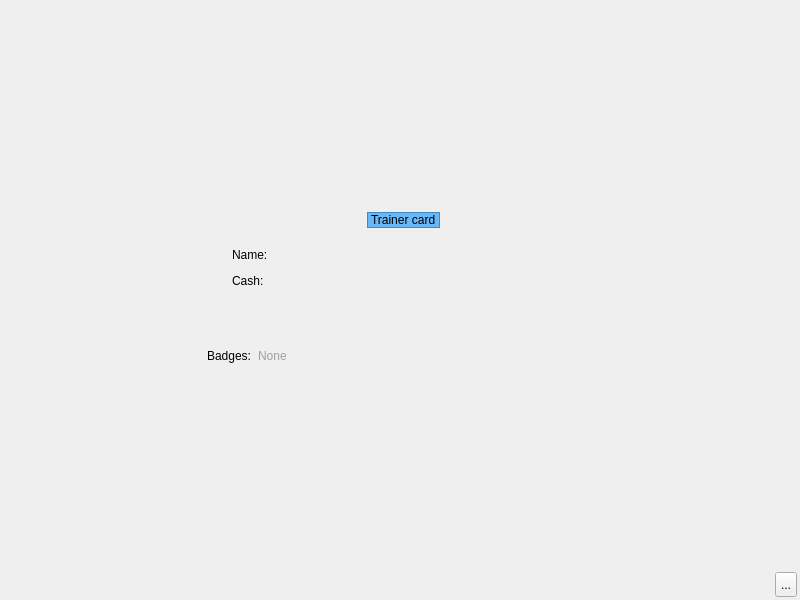
alphaonex86/CatchChallenger, file client/base/interface/BaseWindow.ui: the form before one commit.
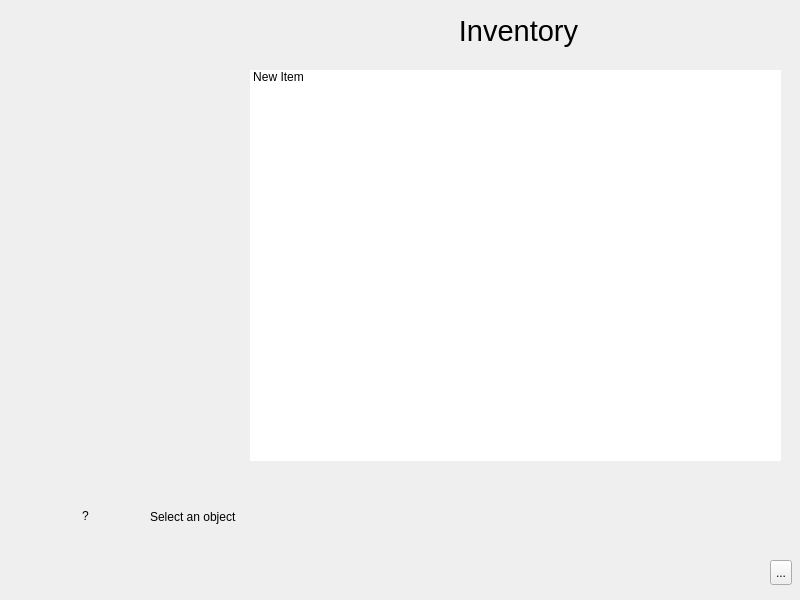
The form after the commit. Icons and pictures are not drawn.

Commit message: [Change] General update to start the inventory, more xml message and more login check (client,server,shared lib)

```diff
--- a/client/base/interface/BaseWindow.ui
+++ b/client/base/interface/BaseWindow.ui
@@ -50,7 +50,7 @@
         <string notr="true"/>
        </property>
        <property name="currentIndex">
-        <number>2</number>
+        <number>3</number>
        </property>
        <widget class="QWidget" name="page_2">
         <property name="styleSheet">
@@ -991,6 +991,176 @@
          </item>
         </layout>
        </widget>
+       <widget class="QWidget" name="page">
+        <property name="styleSheet">
+         <string notr="true">#page{background-image: url(:/images/inventory/background.png);}
+</string>
+        </property>
+        <layout class="QVBoxLayout" name="verticalLayout_3">
+         <property name="spacing">
+          <number>0</number>
+         </property>
+         <property name="margin">
+          <number>0</number>
+         </property>
+         <item>
+          <widget class="QFrame" name="inventory_layout">
+           <property name="styleSheet">
+            <string notr="true">#inventory_layout{background-image: url(:/images/inventory/interface.png);}</string>
+           </property>
+           <widget class="QLabel" name="label">
+            <property name="geometry">
+             <rect>
+              <x>50</x>
+              <y>480</y>
+              <width>71</width>
+              <height>71</height>
+             </rect>
+            </property>
+            <property name="text">
+             <string>?</string>
+            </property>
+            <property name="alignment">
+             <set>Qt::AlignCenter</set>
+            </property>
+           </widget>
+           <widget class="QLabel" name="label_8">
+            <property name="geometry">
+             <rect>
+              <x>340</x>
+              <y>5</y>
+              <width>357</width>
+              <height>51</height>
+             </rect>
+            </property>
+            <property name="font">
+             <font>
+              <pointsize>22</pointsize>
+             </font>
+            </property>
+            <property name="styleSheet">
+             <string notr="true">background-image: url(:/images/inventory/type.png);</string>
+            </property>
+            <property name="text">
+             <string>Inventory</string>
+            </property>
+            <property name="alignment">
+             <set>Qt::AlignCenter</set>
+            </property>
+           </widget>
+           <widget class="QLabel" name="label_9">
+            <property name="geometry">
+             <rect>
+              <x>40</x>
+              <y>150</y>
+              <width>140</width>
+              <height>190</height>
+             </rect>
+            </property>
+            <property name="pixmap">
+             <pixmap resource="../resources/resources.qrc">:/images/inventory/bag1.png</pixmap>
+            </property>
+           </widget>
+           <widget class="QLabel" name="label_10">
+            <property name="geometry">
+             <rect>
+              <x>150</x>
+              <y>510</y>
+              <width>641</width>
+              <height>71</height>
+             </rect>
+            </property>
+            <property name="text">
+             <string>Select an object</string>
+            </property>
+            <property name="alignment">
+             <set>Qt::AlignLeading|Qt::AlignLeft|Qt::AlignTop</set>
+            </property>
+           </widget>
+           <widget class="QListWidget" name="listWidget">
+            <property name="geometry">
+             <rect>
+              <x>250</x>
+              <y>70</y>
+              <width>531</width>
+              <height>391</height>
+             </rect>
+            </property>
+            <property name="styleSheet">
+             <string notr="true">background-image: url(:/images/empty.png);</string>
+            </property>
+            <property name="frameShape">
+             <enum>QFrame::NoFrame</enum>
+            </property>
+            <property name="iconSize">
+             <size>
+              <width>64</width>
+              <height>64</height>
+             </size>
+            </property>
+            <property name="viewMode">
+             <enum>QListView::IconMode</enum>
+            </property>
+            <item>
+             <property name="text">
+              <string/>
+             </property>
+             <property name="icon">
+              <iconset resource="../resources/resources.qrc">
+               <normaloff>:/images/pokecraft.png</normaloff>:/images/pokecraft.png</iconset>
+             </property>
+            </item>
+            <item>
+             <property name="text">
+              <string>New Item</string>
+             </property>
+             <property name="icon">
+              <iconset resource="../resources/resources.qrc">
+               <normaloff>:/images/pokecraft.png</normaloff>:/images/pokecraft.png</iconset>
+             </property>
+            </item>
+           </widget>
+           <widget class="QToolButton" name="toolButton_quit_interface_2">
+            <property name="geometry">
+             <rect>
+              <x>770</x>
+              <y>560</y>
+              <width>22</width>
+              <height>25</height>
+             </rect>
+            </property>
+            <property name="minimumSize">
+             <size>
+              <width>22</width>
+              <height>25</height>
+             </size>
+            </property>
+            <property name="maximumSize">
+             <size>
+              <width>22</width>
+              <height>25</height>
+             </size>
+            </property>
+            <property name="styleSheet">
+             <string notr="true">QToolButton::hover {
+background-position:left center;
+}
+QToolButton::pressed {
+background-position:left bottom;
+}
+QToolButton { 
+background-image: url(:/images/interface/quit.png);
+border-image: url(:/images/empty.png);
+}</string>
+            </property>
+            <property name="text">
+             <string>...</string>
+            </property>
+           </widget>
+          </widget>
+         </item>
+        </layout>
+       </widget>
       </widget>
      </item>
     </layout>
```
The commit also changes 27 other files.
